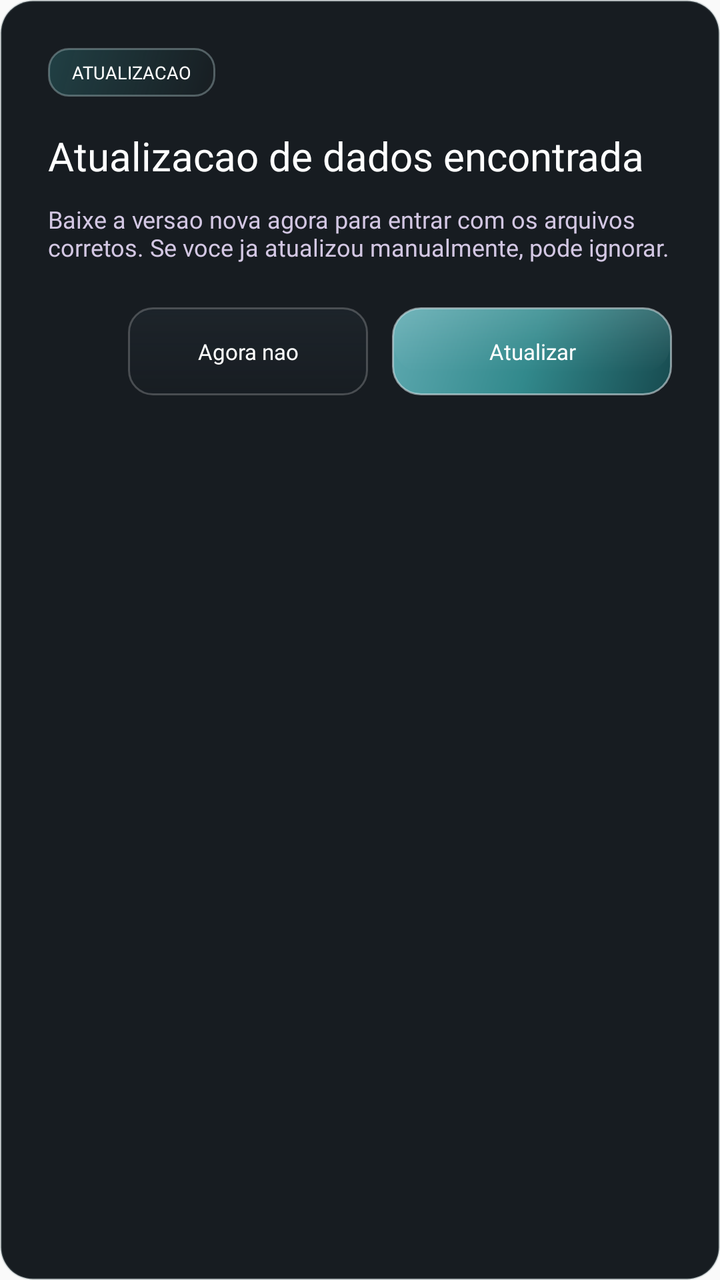
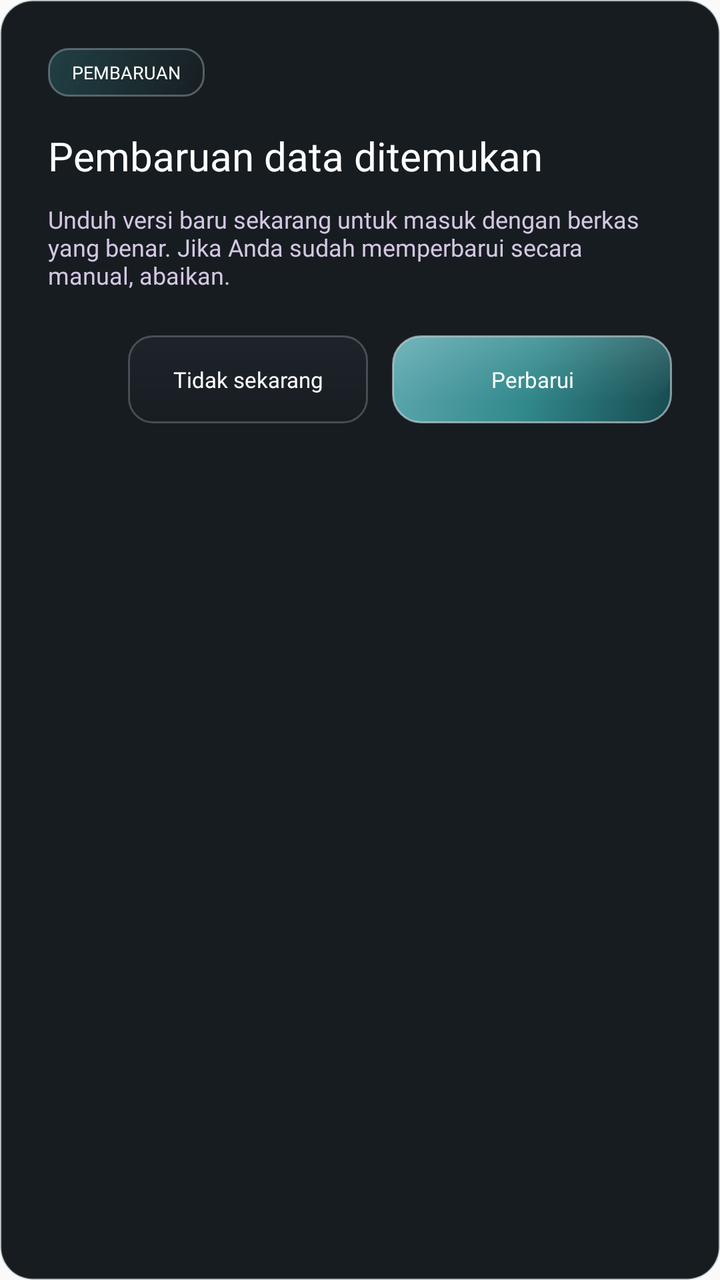

Screens rendered from an Android XML layout before and after an edit, with the pre-edit source and the edit as a unified diff.
<!-- AndroidManifest.xml: application theme Theme.AppCompat.Light.NoActionBar.FullScreen -->
<!-- res/layout/dialog_update_prompt.xml -->
<?xml version="1.0" encoding="utf-8"?>
<LinearLayout xmlns:android="http://schemas.android.com/apk/res/android"
    android:layout_width="420dp"
    android:layout_height="wrap_content"
    android:background="@drawable/home_dialog_surface"
    android:orientation="vertical"
    android:padding="24dp">

    <TextView
        android:layout_width="wrap_content"
        android:layout_height="wrap_content"
        android:background="@drawable/home_news_badge"
        android:fontFamily="@font/montserrat_bold"
        android:paddingStart="12dp"
        android:paddingTop="6dp"
        android:paddingEnd="12dp"
        android:paddingBottom="6dp"
        android:text="Atualizacao"
        android:textAllCaps="true"
        android:textColor="@android:color/white"
        android:textSize="9sp" />

    <TextView
        android:id="@+id/update_prompt_title"
        android:layout_width="wrap_content"
        android:layout_height="wrap_content"
        android:layout_marginTop="16dp"
        android:fontFamily="@font/montserrat_black"
        android:text="Atualizacao de dados encontrada"
        android:textColor="@android:color/white"
        android:textSize="20sp" />

    <TextView
        android:id="@+id/update_prompt_body"
        android:layout_width="match_parent"
        android:layout_height="wrap_content"
        android:layout_marginTop="10dp"
        android:fontFamily="@font/montserrat_medium"
        android:text="Baixe a versao nova agora para entrar com os arquivos corretos. Se voce ja atualizou manualmente, pode ignorar."
        android:textColor="#D3C7E3"
        android:textSize="12sp" />

    <LinearLayout
        android:layout_width="match_parent"
        android:layout_height="wrap_content"
        android:layout_marginTop="22dp"
        android:gravity="end"
        android:orientation="horizontal">

        <TextView
            android:id="@+id/update_prompt_secondary"
            android:layout_width="wrap_content"
            android:layout_height="44dp"
            android:background="@drawable/home_action_secondary"
            android:fontFamily="@font/montserrat_bold"
            android:gravity="center"
            android:minWidth="120dp"
            android:paddingStart="18dp"
            android:paddingEnd="18dp"
            android:text="Agora nao"
            android:textColor="@android:color/white"
            android:textSize="11sp" />

        <TextView
            android:id="@+id/update_prompt_primary"
            android:layout_width="wrap_content"
            android:layout_height="44dp"
            android:layout_marginStart="12dp"
            android:background="@drawable/home_server_select_button"
            android:fontFamily="@font/montserrat_bold"
            android:gravity="center"
            android:minWidth="140dp"
            android:paddingStart="18dp"
            android:paddingEnd="18dp"
            android:text="Atualizar"
            android:textColor="@android:color/white"
            android:textSize="11sp" />
    </LinearLayout>
</LinearLayout>
<!-- resources referenced by this layout -->
<resources>
  <!-- drawable home_action_secondary (drawable) -->
  <?xml version="1.0" encoding="utf-8"?>
  <shape xmlns:android="http://schemas.android.com/apk/res/android"
      android:shape="rectangle">
      <gradient
          android:angle="270"
          android:startColor="#2E344450"
          android:endColor="#151A222A" />
      <corners android:radius="12dp" />
      <stroke
          android:width="1dp"
          android:color="#36FFFFFF" />
  </shape>
  <!-- drawable home_dialog_surface (drawable) -->
  <?xml version="1.0" encoding="utf-8"?>
  <shape xmlns:android="http://schemas.android.com/apk/res/android"
      android:shape="rectangle">
      <solid android:color="#F20B1016" />
      <corners android:radius="16dp" />
      <stroke
          android:width="1dp"
          android:color="@color/launcher_border_soft" />
  </shape>
  <!-- drawable home_news_badge (drawable) -->
  <?xml version="1.0" encoding="utf-8"?>
  <shape xmlns:android="http://schemas.android.com/apk/res/android"
      android:shape="rectangle">
      <gradient
          android:angle="315"
          android:startColor="#6C2D6F73"
          android:endColor="#33192325" />
      <corners android:radius="10dp" />
      <stroke
          android:width="1dp"
          android:color="#5DBBD4D5" />
  </shape>
  <!-- drawable home_server_select_button (drawable) -->
  <?xml version="1.0" encoding="utf-8"?>
  <layer-list xmlns:android="http://schemas.android.com/apk/res/android">
      <item android:top="2dp">
          <shape android:shape="rectangle">
              <solid android:color="#50101920" />
              <corners android:radius="14dp" />
          </shape>
      </item>
      <item>
          <shape android:shape="rectangle">
              <gradient
                  android:angle="315"
                  android:startColor="#5EA9B0"
                  android:centerColor="@color/launcher_accent_teal"
                  android:endColor="@color/launcher_accent_teal_dark" />
              <corners android:radius="14dp" />
              <stroke
                  android:width="1dp"
                  android:color="#92DAE8EC" />
          </shape>
      </item>
      <item
          android:left="1dp"
          android:top="1dp"
          android:right="1dp"
          android:bottom="12dp">
          <shape android:shape="rectangle">
              <gradient
                  android:angle="270"
                  android:startColor="#24EFFFFF"
                  android:centerColor="#10FFFFFF"
                  android:endColor="#00FFFFFF" />
              <corners android:radius="13dp" />
          </shape>
      </item>
  </layer-list>
  <style name="Theme.AppCompat.Light.NoActionBar.FullScreen" parent="@style/Theme.AppCompat.Light.NoActionBar">
          <item name="android:windowNoTitle">true</item>
          <item name="android:windowActionBar">false</item>
          <item name="android:windowFullscreen">true</item>
          <item name="android:windowContentOverlay">@null</item>
          <item name="android:windowLayoutInDisplayCutoutMode">shortEdges</item>
      </style>
  <color name="launcher_border_soft">#42798A91</color>
  <color name="launcher_accent_teal">#32898C</color>
  <color name="launcher_accent_teal_dark">#174A4F</color>
</resources>

<!-- the commit's change to res/layout/dialog_update_prompt.xml (unified diff, before → after) -->
@@ -15,7 +15,7 @@
         android:paddingTop="6dp"
         android:paddingEnd="12dp"
         android:paddingBottom="6dp"
-        android:text="Atualizacao"
+        android:text="Pembaruan"
         android:textAllCaps="true"
         android:textColor="@android:color/white"
         android:textSize="9sp" />
@@ -26,7 +26,7 @@
         android:layout_height="wrap_content"
         android:layout_marginTop="16dp"
         android:fontFamily="@font/montserrat_black"
-        android:text="Atualizacao de dados encontrada"
+        android:text="Pembaruan data ditemukan"
         android:textColor="@android:color/white"
         android:textSize="20sp" />
 
@@ -36,7 +36,7 @@
         android:layout_height="wrap_content"
         android:layout_marginTop="10dp"
         android:fontFamily="@font/montserrat_medium"
-        android:text="Baixe a versao nova agora para entrar com os arquivos corretos. Se voce ja atualizou manualmente, pode ignorar."
+        android:text="Unduh versi baru sekarang untuk masuk dengan berkas yang benar. Jika Anda sudah memperbarui secara manual, abaikan."
         android:textColor="#D3C7E3"
         android:textSize="12sp" />
 
@@ -57,7 +57,7 @@
             android:minWidth="120dp"
             android:paddingStart="18dp"
             android:paddingEnd="18dp"
-            android:text="Agora nao"
+            android:text="Tidak sekarang"
             android:textColor="@android:color/white"
             android:textSize="11sp" />
 
@@ -72,7 +72,7 @@
             android:minWidth="140dp"
             android:paddingStart="18dp"
             android:paddingEnd="18dp"
-            android:text="Atualizar"
+            android:text="Perbarui"
             android:textColor="@android:color/white"
             android:textSize="11sp" />
     </LinearLayout>
